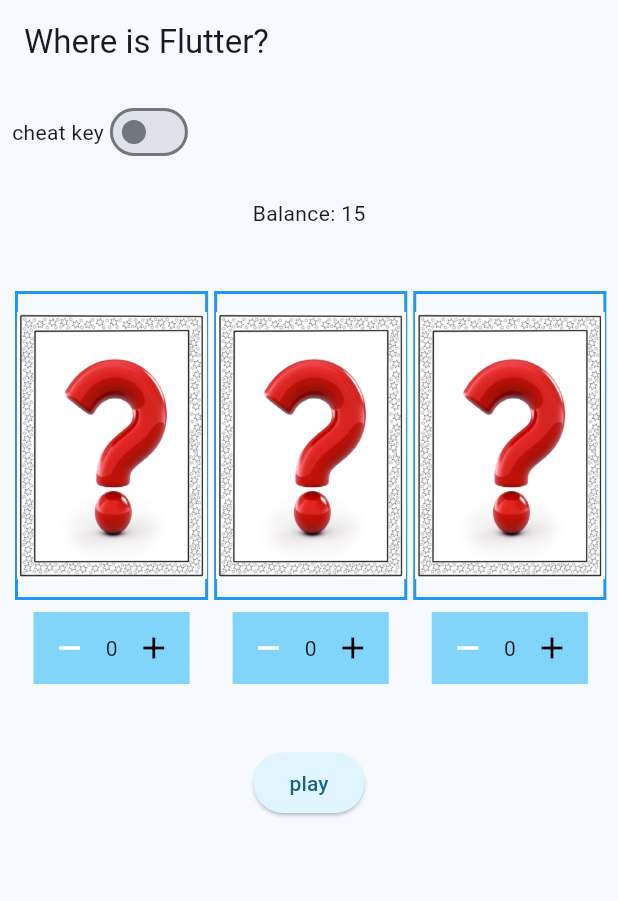
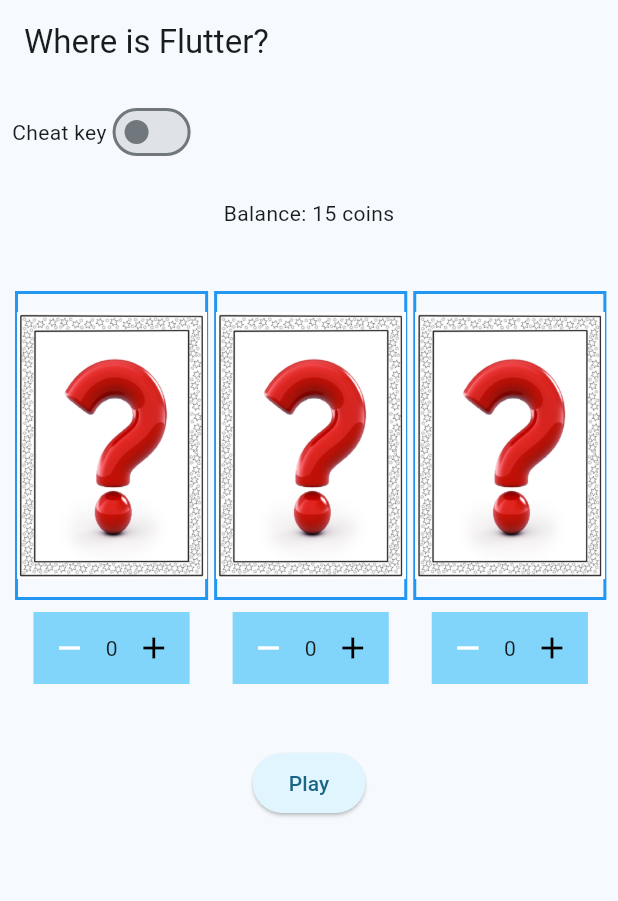
Before and after one commit to sunny99099/avalapa-pbheemarthi-project1-cmsc5303, a Flutter app: the screen it shows after launch, after a tap on the "fiber new" icon, on a phone screen of 412 x 824 dp. Shown: the top 901 px of the screen. Run offline on Flutter 3.47's test engine with Material 3 defaults, Android fonts, the phone set to English and light mode, and no system bars.

Commit message:
project comp

```diff
--- a/lib/controller/Game_controller.dart
+++ b/lib/controller/Game_controller.dart
@@ -8,8 +8,11 @@ class GameController{
   void onPressedNewGame(){
     state.callSetState((){
       if(state.model.pause) {
-        gain_result = false;
-        state.model.start();
+        if(!On_off()) {
+          gain_result = false;
+          state.model.start();
+        }
+
       }
     });
   }
@@ -22,6 +25,7 @@ class GameController{
     state.callSetState((){
       if(On_off()) {
         if(state.model.frozeen) {
+
           gain_result = true;
           state.model.play();
         }
--- a/lib/model/game_model.dart
+++ b/lib/model/game_model.dart
@@ -19,10 +19,18 @@ class GameModel{
   GameState state = GameState.init;
   late final List<boards> board;
   late int flutter_card_pos;
+  int bet = 0;
+  int gain =0;
+  bool pause = true;
 
   GameModel(){
     board = List.generate(3, (index) => boards(card_bet: 0, card: Cards.unturendCard));
+    for(int i = 0; i < 3; i++){
+      board[i].card_bet = 0;
+      board[i].card =Cards.unturendCard;
+    }
   }
+
 
   void start(){
     frozeen  = true;
@@ -34,9 +42,7 @@ class GameModel{
     }
 
   }
-  int bet = 0;
-  int gain =0;
-  bool pause = true;
+
   void play(){
     frozeen = false;
     if(board[flutter_card_pos].card_bet > 0 ) {
--- a/lib/view/Home_Screen.dart
+++ b/lib/view/Home_Screen.dart
@@ -68,11 +68,11 @@ class HomeState extends State<HomeScreen> {
         mainAxisAlignment: MainAxisAlignment.center,
         children: [
           Text(
-            "Welcome to Find the Flutter Game",
+            "Where is Flutter Game!",
             style: Theme.of(context).textTheme.titleLarge,
           ),
           Text(
-            "Press <new> for new game",
+            "Press <NEW> to play",
             style: Theme.of(context).textTheme.titleLarge,
           ),
         ],
@@ -91,7 +91,7 @@ class HomeState extends State<HomeScreen> {
         children: [
           Row(
             children: [
-              const Text("cheat key"),
+              const Text("Cheat key"),
               Switch(
                   value: setSwitch,
                   onChanged: (value) {
@@ -103,13 +103,13 @@ class HomeState extends State<HomeScreen> {
           ),
           if (setSwitch)
             Text(
-              "SECRET: (Flutter is at card ${model.flutter_card_pos})",
+              "SECRET: (The Flutter is at Card-${model.flutter_card_pos})",
               style: Theme.of(context).textTheme.bodyLarge,
             ),
           const SizedBox(
             height: 20,
           ),
-          Text("Balance: ${model.balance}"),
+          Text("Balance: ${model.balance} coins"),
           const SizedBox(
             height: 40,
           ),
@@ -131,7 +131,7 @@ class HomeState extends State<HomeScreen> {
                   : WidgetStateProperty.all<Color>(
                       Colors.lightBlue[50]!), // Set button background color
             ),
-            child: const Text("play"),
+            child: const Text("Play"),
           ),
           const SizedBox(
             height: 40,
@@ -214,7 +214,7 @@ class HomeState extends State<HomeScreen> {
       child: Column(
         children: [
           Text(
-            "You are Broke",
+            "You are broke!",
             style: Theme.of(context).textTheme.headlineLarge,
           ),
 
@@ -222,12 +222,12 @@ class HomeState extends State<HomeScreen> {
           Center(
             child: FilledButton(
               onPressed: con.onPressedPlayAgain,
-              child: const Text("Play Again"),
+              child: const Text("Rstart"),
             ),
           ),
           Row(
             children: [
-              const Text("cheat key"),
+              const Text("Cheat key"),
               Switch(
                   value: setSwitch,
                   onChanged: (value) {
@@ -238,7 +238,7 @@ class HomeState extends State<HomeScreen> {
             ],
           ),
           if (setSwitch) Text(
-              "SECRET: (Flutter is at card ${model.flutter_card_pos})",
+              "SECRET: (The Flutter is at Card-${model.flutter_card_pos})",
               style: Theme.of(context).textTheme.bodyLarge,
             ),
           const SizedBox(
@@ -260,7 +260,7 @@ class HomeState extends State<HomeScreen> {
           ),
           ElevatedButton(
             onPressed: con.onPressedPlay,
-            child: const Text("play"),
+            child: const Text("Play"),
           ),
         ],
       ),
```
